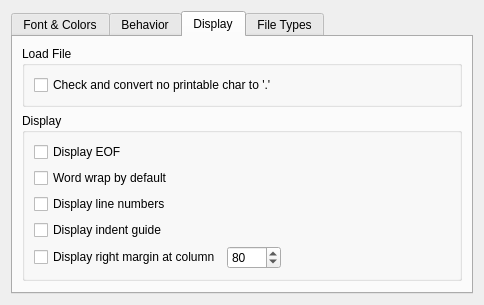
Before: the Qt Designer form liteidex/src/plugins/liteeditor/liteeditoroption.ui in visualfc/liteide, drawn with Qt 5.
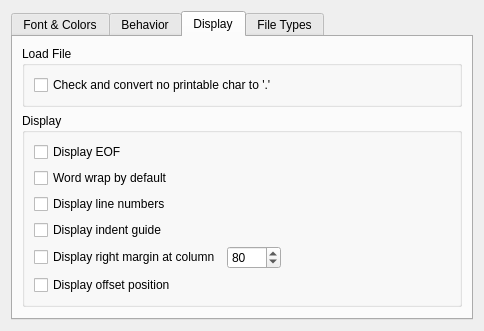
After: the same form once the commit is applied. The open tabs and pages were chosen to show the change.

The edit to the form file:
```diff
--- a/liteidex/src/plugins/liteeditor/liteeditoroption.ui
+++ b/liteidex/src/plugins/liteeditor/liteeditoroption.ui
@@ -7,7 +7,7 @@
     <x>0</x>
     <y>0</y>
     <width>479</width>
-    <height>266</height>
+    <height>286</height>
    </rect>
   </property>
   <property name="windowTitle">
@@ -412,6 +412,13 @@
             </item>
            </layout>
           </item>
+          <item>
+           <widget class="QCheckBox" name="offsetCheckBox">
+            <property name="text">
+             <string>Display offset position</string>
+            </property>
+           </widget>
+          </item>
          </layout>
         </widget>
        </item>
```
